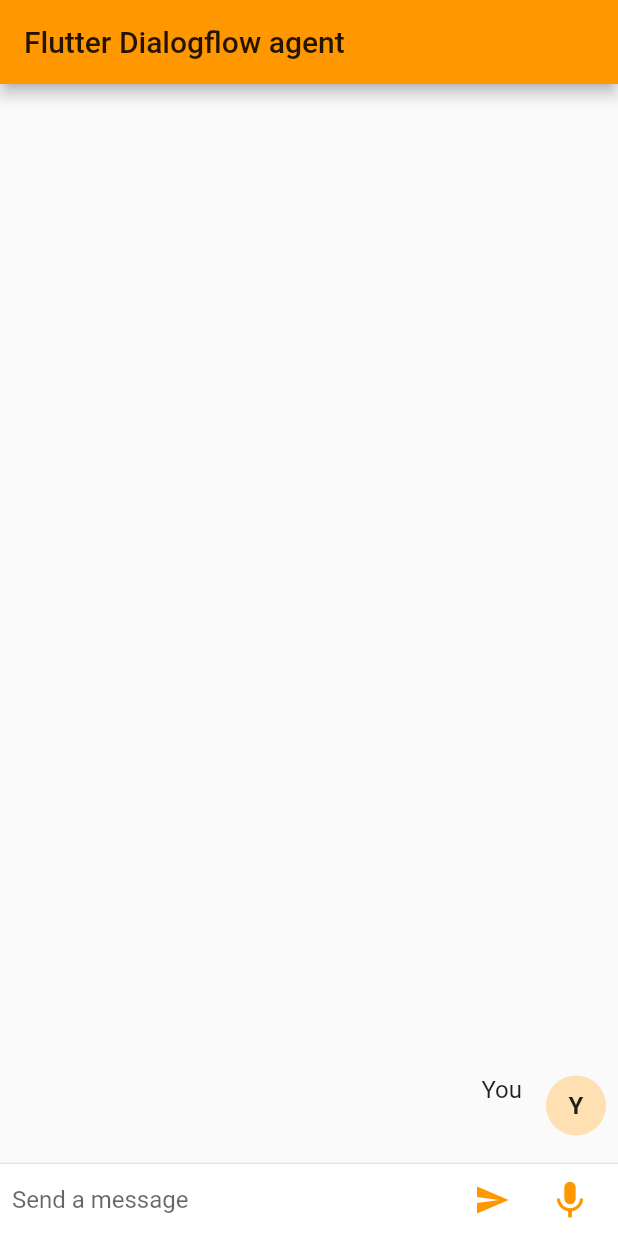
After one commit to bonesyblue/faq-bot, a Flutter app: the screen it shows after launch, after a tap on the "send" icon, after a tap on the "mic" icon, on a phone screen of 412 x 824 dp. The commit adds this screen. Run offline on Flutter 3.47's test engine with Material 2 defaults, Android fonts, the phone set to English and light mode, and no system bars; our stand-ins replace rxdart; missing offline and left inert: dialogflow_grpc, sound_stream; statements that could not run were skipped.

Commit message:
feat: Add chat UI

```diff
--- /dev/null
+++ b/lib/chat.dart
@@ -0,0 +1,212 @@
+import 'dart:async';
+
+import 'package:flutter/material.dart';
+import 'package:flutter/services.dart';
+import 'package:flutter/widgets.dart';
+import 'package:rxdart/rxdart.dart';
+import 'package:sound_stream/sound_stream.dart';
+import 'package:dialogflow_grpc/dialogflow_grpc.dart';
+import 'package:dialogflow_grpc/generated/google/cloud/dialogflow/v2beta1/session.pb.dart';
+
+import 'chat_message.dart';
+
+class Chat extends StatefulWidget {
+  Chat({Key key}) : super(key: key);
+
+  @override
+  _ChatState createState() => _ChatState();
+}
+
+class _ChatState extends State<Chat> {
+  final List<ChatMessage> _messages = <ChatMessage>[];
+  final TextEditingController _textController = TextEditingController();
+
+  bool _isRecording = false;
+
+  RecorderStream _recorder = RecorderStream();
+  StreamSubscription _recorderStatus;
+  StreamSubscription<List<int>> _audioStreamSubscription;
+  BehaviorSubject<List<int>> _audioStream;
+
+  DialogflowGrpcV2Beta1 dialogflow;
+
+  @override
+  void initState() {
+    super.initState();
+    initPlugin();
+  }
+
+  @override
+  void dispose() {
+    _recorderStatus?.cancel();
+    _audioStreamSubscription?.cancel();
+    super.dispose();
+  }
+
+  // Platform messages are asynchronous, so we initialize in an async method.
+  Future<void> initPlugin() async {
+    _recorderStatus = _recorder.status.listen((status) {
+      if (mounted)
+        setState(() {
+          _isRecording = status == SoundStreamStatus.Playing;
+        });
+    });
+
+    await Future.wait([_recorder.initialize()]);
+
+    // Get a Service account
+    final serviceAccount = ServiceAccount.fromString(
+        '${(await rootBundle.loadString('assets/credentials.json'))}');
+    // Create a DialogflowGrpc Instance
+    dialogflow = DialogflowGrpcV2Beta1.viaServiceAccount(serviceAccount);
+  }
+
+  void stopStream() async {
+    await _recorder.stop();
+    await _audioStreamSubscription?.cancel();
+    await _audioStream?.close();
+  }
+
+  void handleSubmitted(text) async {
+    print(text);
+    _textController.clear();
+
+    ChatMessage message = ChatMessage(
+      text: text,
+      name: "You",
+      type: true,
+    );
+
+    setState(() {
+      _messages.insert(0, message);
+    });
+
+    DetectIntentResponse data = await dialogflow.detectIntent(text, 'en-US');
+    String fulfillmentText = data.queryResult.fulfillmentText;
+    if (fulfillmentText.isNotEmpty) {
+      ChatMessage botMessage = ChatMessage(
+        text: fulfillmentText,
+        name: "Bot",
+        type: false,
+      );
+
+      setState(() {
+        _messages.insert(0, botMessage);
+      });
+    }
+  }
+
+  void handleStream() async {
+    _recorder.start();
+
+    _audioStream = BehaviorSubject<List<int>>();
+    _audioStreamSubscription = _recorder.audioStream.listen((data) {
+      print(data);
+      _audioStream.add(data);
+    });
+
+    // Create an audio InputConfig
+    var biasList = SpeechContextV2Beta1(phrases: [
+      'Dialogflow CX',
+      'Dialogflow Essentials',
+      'Action Builder',
+      'HIPAA'
+    ], boost: 20.0);
+
+    // See: https://cloud.google.com/dialogflow/es/docs/reference/rpc/google.cloud.dialogflow.v2#google.cloud.dialogflow.v2.InputAudioConfig
+    var config = InputConfigV2beta1(
+        encoding: 'AUDIO_ENCODING_LINEAR_16',
+        languageCode: 'en-US',
+        sampleRateHertz: 16000,
+        singleUtterance: false,
+        speechContexts: [biasList]);
+
+    final responseStream =
+        dialogflow.streamingDetectIntent(config, _audioStream);
+
+    // Get the transcript and detectedIntent and show on screen
+    responseStream.listen((data) {
+      //print('----');
+      setState(() {
+        //print(data);
+        String transcript = data.recognitionResult.transcript;
+        String queryText = data.queryResult.queryText;
+        String fulfillmentText = data.queryResult.fulfillmentText;
+
+        if (fulfillmentText.isNotEmpty) {
+          ChatMessage message = new ChatMessage(
+            text: queryText,
+            name: "You",
+            type: true,
+          );
+
+          ChatMessage botMessage = new ChatMessage(
+            text: fulfillmentText,
+            name: "Bot",
+            type: false,
+          );
+
+          _messages.insert(0, message);
+          _textController.clear();
+          _messages.insert(0, botMessage);
+        }
+        if (transcript.isNotEmpty) {
+          _textController.text = transcript;
+        }
+      });
+    }, onError: (e) {
+      //print(e);
+    }, onDone: () {
+      //print('done');
+    });
+  }
+
+  // The chat interface
+  //
+  //------------------------------------------------------------------------------------
+  @override
+  Widget build(BuildContext context) {
+    return Column(children: <Widget>[
+      Flexible(
+          child: ListView.builder(
+        padding: EdgeInsets.all(8.0),
+        reverse: true,
+        itemBuilder: (_, int index) => _messages[index],
+        itemCount: _messages.length,
+      )),
+      Divider(height: 1.0),
+      Container(
+          decoration: BoxDecoration(color: Theme.of(context).cardColor),
+          child: IconTheme(
+            data: IconThemeData(color: Theme.of(context).accentColor),
+            child: Container(
+              margin: const EdgeInsets.symmetric(horizontal: 8.0),
+              child: Row(
+                children: <Widget>[
+                  Flexible(
+                    child: TextField(
+                      controller: _textController,
+                      onSubmitted: handleSubmitted,
+                      decoration:
+                          InputDecoration.collapsed(hintText: "Send a message"),
+                    ),
+                  ),
+                  Container(
+                    margin: EdgeInsets.symmetric(horizontal: 4.0),
+                    child: IconButton(
+                      icon: Icon(Icons.send),
+                      onPressed: () => handleSubmitted(_textController.text),
+                    ),
+                  ),
+                  IconButton(
+                    iconSize: 30.0,
+                    icon: Icon(_isRecording ? Icons.mic_off : Icons.mic),
+                    onPressed: _isRecording ? stopStream : handleStream,
+                  ),
+                ],
+              ),
+            ),
+          )),
+    ]);
+  }
+}
--- /dev/null
+++ b/lib/chat_message.dart
@@ -0,0 +1,68 @@
+import 'package:flutter/material.dart';
+import 'package:flutter/widgets.dart';
+
+class ChatMessage extends StatelessWidget {
+  ChatMessage({this.text, this.name, this.type});
+
+  final String text;
+  final String name;
+  final bool type;
+
+  List<Widget> otherMessage(context) {
+    return <Widget>[
+      new Container(
+        margin: const EdgeInsets.only(right: 16.0),
+        child: CircleAvatar(child: new Text('B')),
+      ),
+      new Expanded(
+        child: Column(
+          crossAxisAlignment: CrossAxisAlignment.start,
+          children: <Widget>[
+            Text(this.name,
+                style: TextStyle(fontWeight: FontWeight.bold)),
+            Container(
+              margin: const EdgeInsets.only(top: 5.0),
+              child: Text(text),
+            ),
+          ],
+        ),
+      ),
+    ];
+  }
+
+  List<Widget> myMessage(context) {
+    return <Widget>[
+      Expanded(
+        child: Column(
+          crossAxisAlignment: CrossAxisAlignment.end,
+          children: <Widget>[
+            Text(this.name, style: Theme.of(context).textTheme.subtitle1),
+            Container(
+              margin: const EdgeInsets.only(top: 5.0),
+              child: Text(text),
+            ),
+          ],
+        ),
+      ),
+      Container(
+        margin: const EdgeInsets.only(left: 16.0),
+        child: CircleAvatar(
+            child: Text(
+              this.name[0],
+              style: TextStyle(fontWeight: FontWeight.bold),
+            )),
+      ),
+    ];
+  }
+
+  @override
+  Widget build(BuildContext context) {
+    return Container(
+      margin: const EdgeInsets.symmetric(vertical: 10.0),
+      child: Row(
+        crossAxisAlignment: CrossAxisAlignment.start,
+        children: this.type ? myMessage(context) : otherMessage(context),
+      ),
+    );
+  }
+}
```
Also changed, not shown: lib/main.dart (+3 -44 lines).
